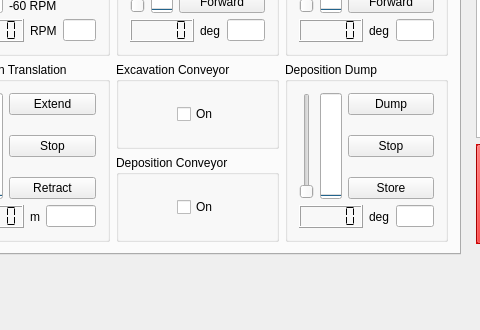
Qt form client/mainwindow.ui (CWRUbotix/NASA-RMC-2017) before a commit; both pictures show x 247 to 727 and y 371 to 701 of the 1001 by 701 pixel window.
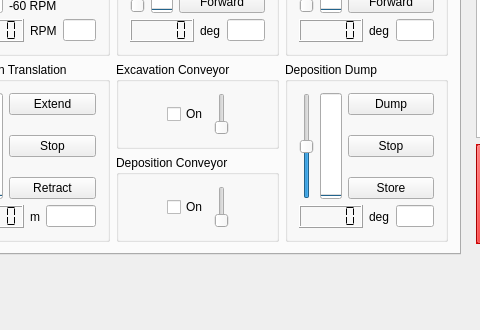
The same form after that commit. Custom widgets are drawn as their Qt base class.

Commit message: Change default values and stuff

The edit to the form file:
```diff
--- a/client/mainwindow.ui
+++ b/client/mainwindow.ui
@@ -2405,6 +2405,25 @@
               </item>
              </layout>
             </item>
+            <item>
+             <widget class="QSlider" name="slider_ExcavationConveyor">
+              <property name="focusPolicy">
+               <enum>Qt::NoFocus</enum>
+              </property>
+              <property name="minimum">
+               <number>-100</number>
+              </property>
+              <property name="maximum">
+               <number>100</number>
+              </property>
+              <property name="value">
+               <number>-100</number>
+              </property>
+              <property name="orientation">
+               <enum>Qt::Vertical</enum>
+              </property>
+             </widget>
+            </item>
             <item>
              <spacer name="horizontalSpacer_2">
               <property name="focusPolicy">
@@ -2447,10 +2466,10 @@
                  <enum>Qt::NoFocus</enum>
                 </property>
                 <property name="minimum">
-                 <number>0</number>
+                 <number>-100</number>
                 </property>
                 <property name="maximum">
-                 <number>90</number>
+                 <number>100</number>
                 </property>
                 <property name="value">
                  <number>0</number>
@@ -2663,6 +2682,25 @@
               </item>
              </layout>
             </item>
+            <item>
+             <widget class="QSlider" name="slider_DepositionConveyor">
+              <property name="focusPolicy">
+               <enum>Qt::NoFocus</enum>
+              </property>
+              <property name="minimum">
+               <number>-100</number>
+              </property>
+              <property name="maximum">
+               <number>100</number>
+              </property>
+              <property name="value">
+               <number>-100</number>
+              </property>
+              <property name="orientation">
+               <enum>Qt::Vertical</enum>
+              </property>
+             </widget>
+            </item>
             <item>
              <spacer name="horizontalSpacer_4">
               <property name="focusPolicy">
```
Left out of the diff: 9 changed lines with no effect on the pictures. The commit also changes 1 other file.
